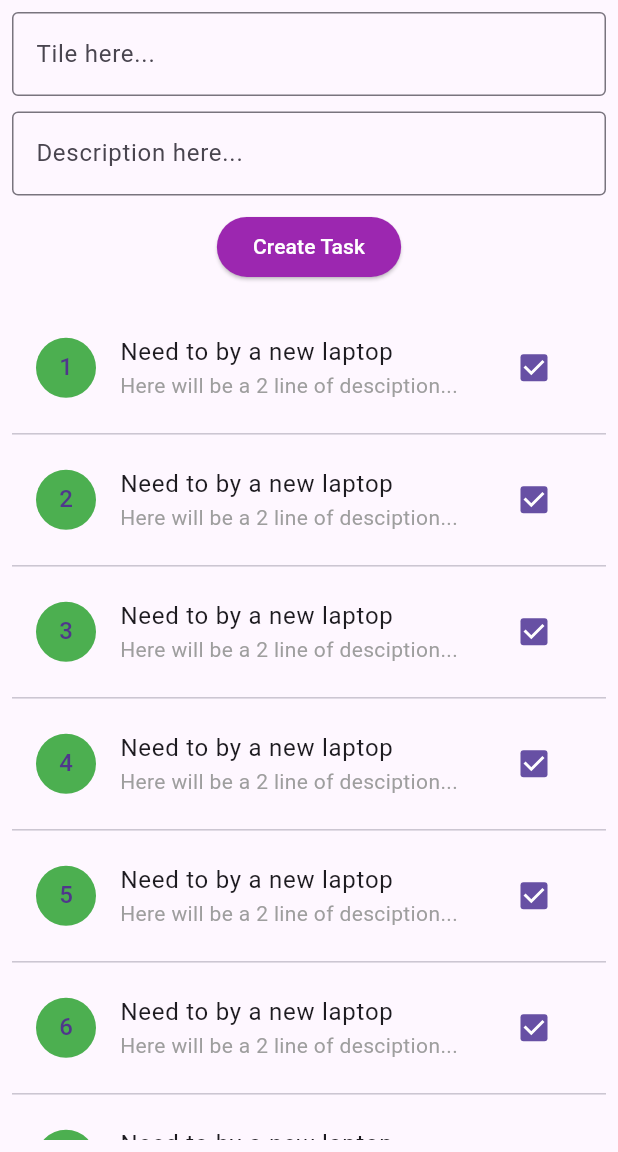
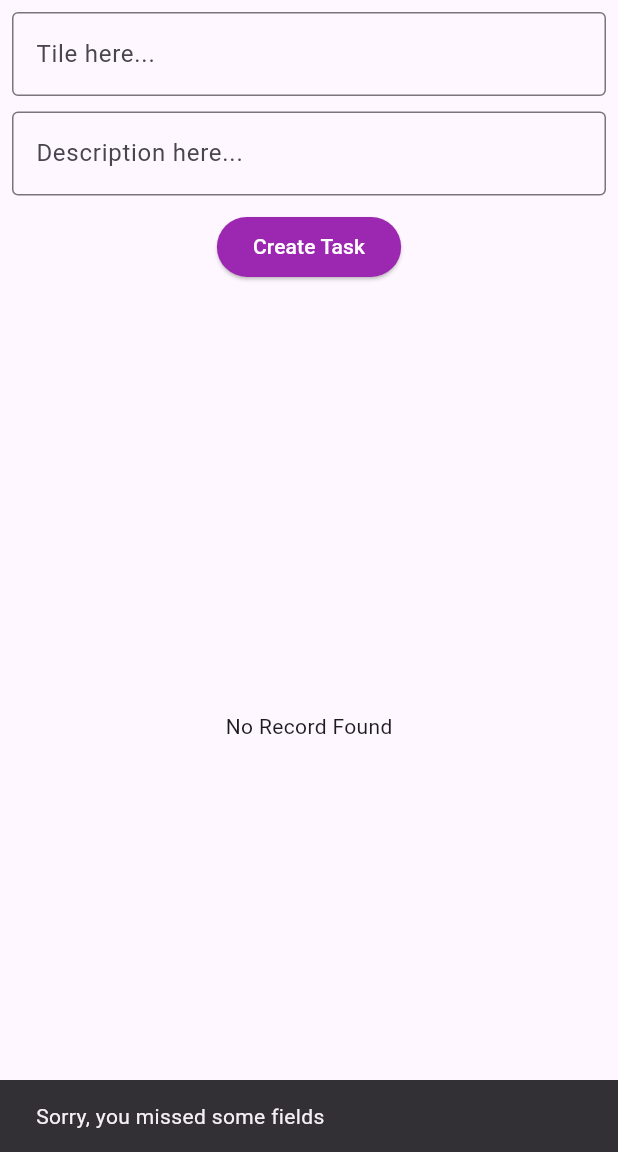
Before and after one commit to Abhi2591/Hireme_V2, a Flutter app: the screen it shows after launch, after a tap on "Create Task", on a phone screen of 412 x 824 dp, the part 84-1236 px from its top. Run offline on Flutter 3.47's test engine with Material 3 defaults, Android fonts, the light colour scheme and no system bars; our stand-ins replace equatable, flutter_bloc, flutter_screenutil.

Commit message:
todo add and remove completed

```diff
--- a/lib/bloc/todo/todo_bloc.dart
+++ b/lib/bloc/todo/todo_bloc.dart
@@ -1,16 +1,51 @@
 import 'package:equatable/equatable.dart';
+import 'package:flutter/material.dart';
 import 'package:flutter_bloc/flutter_bloc.dart';
+import 'package:hireme_v2/utils/custom_stuffs.dart';
 
 part 'todo_events.dart';
 part 'todo_states.dart';
 
 class TodoBloc extends Bloc<TodoEvents, TodoStates>{
   TodoBloc() : super(TaskTodoState()){
-    on<ResetTodoEvent>(_initialResetHandler);
+    on<ResetTodoEvent>(_resetTaskHandler);
+    on<AddTodoEvent>(_insertNewTaskHandler);
+    on<RemoveTodoEvent>(_deleteTaskHandler);
   }
 
-  void _initialResetHandler(ResetTodoEvent event, Emitter<TodoStates> emit){
-        emit(TaskTodoState(records: const []));
+  void _deleteTaskHandler(RemoveTodoEvent event, Emitter<TodoStates> emit){
+    final currentState = state;
+    if(currentState is! TaskTodoState)return;
+
+    final updatedTodo = List<Map<String,dynamic>>.from(currentState.records).where((element) => element['id'] != event.id,).toList();
+    emit(currentState.copyWith(records: updatedTodo));
+  }
+
+
+  void _resetTaskHandler(ResetTodoEvent event, Emitter<TodoStates> emit){
+    emit(TaskTodoState(records: []));
+  }
+
+  void _insertNewTaskHandler(AddTodoEvent event, Emitter<TodoStates> emit){
+      final currentState = state;
+      if(currentState is! TaskTodoState)return;
+
+      if(event.title.isEmpty || event.desc.isEmpty){
+        CustomSnackbar(event.ctx, "Sorry, you missed some fields");
+        return;
+      }
+
+      final prepareData = {
+        "id" : currentState.records.length + 1,
+        "title" : event.title,
+        "desc" : event.desc,
+        "isCompleted" : false
+      };
+
+      final updatedList = List<Map<String,dynamic>>.from(currentState.records)..add(prepareData);
+
+      emit(currentState.copyWith(records: updatedList));
+
   }
 
 }
--- a/lib/bloc/todo/todo_events.dart
+++ b/lib/bloc/todo/todo_events.dart
@@ -5,10 +5,20 @@ sealed class TodoEvents extends Equatable{
   List<Object?> get props => [];
 }
 
-class AddTodoEvent extends TodoEvents{}
+class AddTodoEvent extends TodoEvents{
+  String title;
+  String desc;
+  BuildContext ctx;
+  AddTodoEvent({required this.title, required this.desc, required this.ctx});
+}
 
 class UpdateTodoEvent extends TodoEvents{}
 
-class RemoveTodoEvent extends TodoEvents{}
+class RemoveTodoEvent extends TodoEvents{
+  final id;
+  RemoveTodoEvent({required this.id});
+  @override
+  List<Object?> get props => [id];
+}
 
 class ResetTodoEvent extends TodoEvents{}
--- a/lib/bloc/todo/todo_states.dart
+++ b/lib/bloc/todo/todo_states.dart
@@ -6,8 +6,17 @@ sealed class TodoStates extends Equatable{
 }
 
 class TaskTodoState extends TodoStates{
-  List records;
+  List<Map<String, dynamic>> records;
   TaskTodoState({this.records = const []});
+
+  TaskTodoState copyWith({
+    List<Map<String, dynamic>>? records
+}){
+    return TaskTodoState(
+      records: records ?? this.records
+    );
+  }
+
   @override
   List<Object?> get props => [records];
 }
--- a/lib/screens/homescreen.dart
+++ b/lib/screens/homescreen.dart
@@ -1,5 +1,8 @@
 import 'package:flutter/material.dart';
+import 'package:flutter_bloc/flutter_bloc.dart';
 import 'package:flutter_screenutil/flutter_screenutil.dart';
+import 'package:hireme_v2/bloc/todo/todo_bloc.dart';
+import 'package:hireme_v2/utils/custom_stuffs.dart';
 
 class Homescreen extends StatelessWidget {
   const Homescreen({super.key});
@@ -20,32 +23,100 @@ class Homescreen extends StatelessWidget {
           children: [
             TextField(
               controller: titleController,
-              decoration: InputDecoration(border: OutlineInputBorder(),hintText: 'Tile here...'),
+              decoration: InputDecoration(
+                  border: OutlineInputBorder(), hintText: 'Tile here...'),
             ),
-            SizedBox(height: 10.h,),
+            SizedBox(
+              height: 10.h,
+            ),
             TextField(
               controller: decController,
-              decoration: InputDecoration(border: OutlineInputBorder(),hintText: 'Description here...'),
+              decoration: InputDecoration(
+                  border: OutlineInputBorder(),
+                  hintText: 'Description here...'),
             ),
-            SizedBox(height: 10.h,),
+            SizedBox(
+              height: 10.h,
+            ),
             ElevatedButton(
-                style: ButtonStyle(backgroundColor: WidgetStatePropertyAll(Colors.purple)),
-                onPressed: () {}, child: Text("Create Task",style: TextStyle(color: Colors.white),)),
-            SizedBox(height: 20.h,),
+                style: ButtonStyle(
+                    backgroundColor: WidgetStatePropertyAll(Colors.purple)),
+                onPressed: () {
+                  context.read<TodoBloc>().add(AddTodoEvent(title: titleController.text.trim(), desc: decController.text.trim(), ctx: context));
+
+                  },
+                child: Text(
+                  "Create Task",
+                  style: TextStyle(color: Colors.white),
+                )),
+            SizedBox(
+              height: 20.h,
+            ),
             Expanded(
-              child: ListView.separated(itemBuilder: (context, index) {
+              child: BlocConsumer<TodoBloc, TodoStates>(
+                builder: (context, state) {
+                  if(state is TaskTodoState){
+                    if(state.records.isEmpty){
+                      return Center(
+                        child: Text("No Record Found"),
+                      );
+                    }
+                    return ListView.separated(
+                        itemBuilder: (context, index) {
                           return ListTile(
-                  title: Text("Need to by a new laptop", maxLines: 1, style: TextStyle(overflow: TextOverflow.ellipsis),),
-                  subtitle: Text("Here will be a 2 line of desciption...",maxLines: 2, style: TextStyle(overflow: TextOverflow.ellipsis, color: Colors.grey),),
-                  trailing: Checkbox(value: true, onChanged: (value) {},),
+                            title: Text(
+                              state.records[index]['title'],
+                              maxLines: 1,
+                              style: TextStyle(overflow: TextOverflow.ellipsis),
+                            ),
+                            subtitle: Text(
+                              state.records[index]['desc'],
+                              maxLines: 2,
+                              style: TextStyle(
+                                  overflow: TextOverflow.ellipsis,
+                                  color: Colors.grey),
+                            ),
+                            trailing: Row(
+                              mainAxisSize: MainAxisSize.min,
+                              children: [
+                                Checkbox(
+                                  value: state.records[index]['isCompleted'],
+                                  onChanged: (value) {},
+                                ),
+                                GestureDetector(
+                                    behavior: HitTestBehavior.opaque,
+                                    onTap: () {
+                                      context.read<TodoBloc>().add(RemoveTodoEvent(id: state.records[index]['id']));
+                                    },
+                                    child: Icon(Icons.delete, color: Colors.red,))
+                              ],
+                            ),
                             leading: CircleAvatar(
                               backgroundColor: Colors.green,
                               child: Text((index + 1).toString()),
                             ),
                           );
-              }, separatorBuilder: (context, index) {
+                        },
+                        separatorBuilder: (context, index) {
                           return Divider();
-              }, itemCount: 10),
+                        },
+                        itemCount: state.records.length);
+                  }
+                  else{
+                    return Center(
+                      child: Text("Invalid State"),
+                    );
+                  }
+                },
+                listener: (context, state) {
+                  if(state is TaskTodoState){
+                    if(state.records.isEmpty)return;
+                    titleController.clear();
+                    decController.clear();
+                    CustomSnackbar(context, "Event Success!!!");
+                  }
+                },
+              ),
             )
           ],
         ),
--- /dev/null
+++ b/lib/utils/custom_stuffs.dart
@@ -0,0 +1,5 @@
+import 'package:flutter/material.dart';
+
+void CustomSnackbar(BuildContext ctx, String msg){
+  ScaffoldMessenger.of(ctx).showSnackBar(SnackBar(content: Text(msg)));
+}
```
Lines whose indentation alone changed are shown as unchanged.
